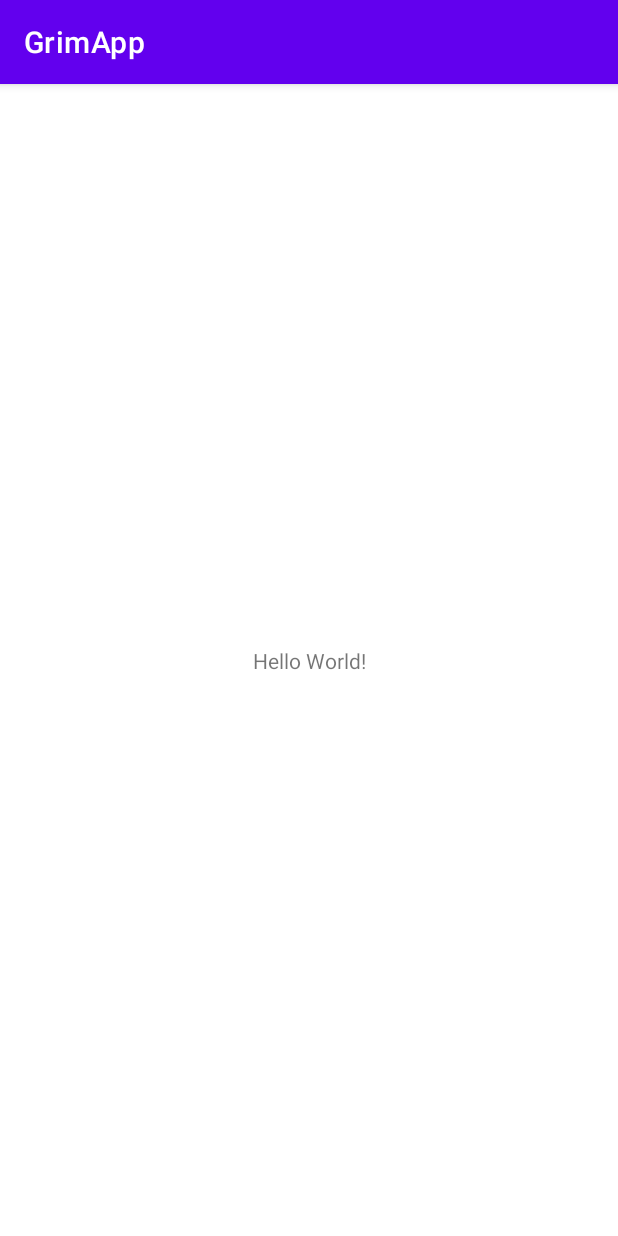
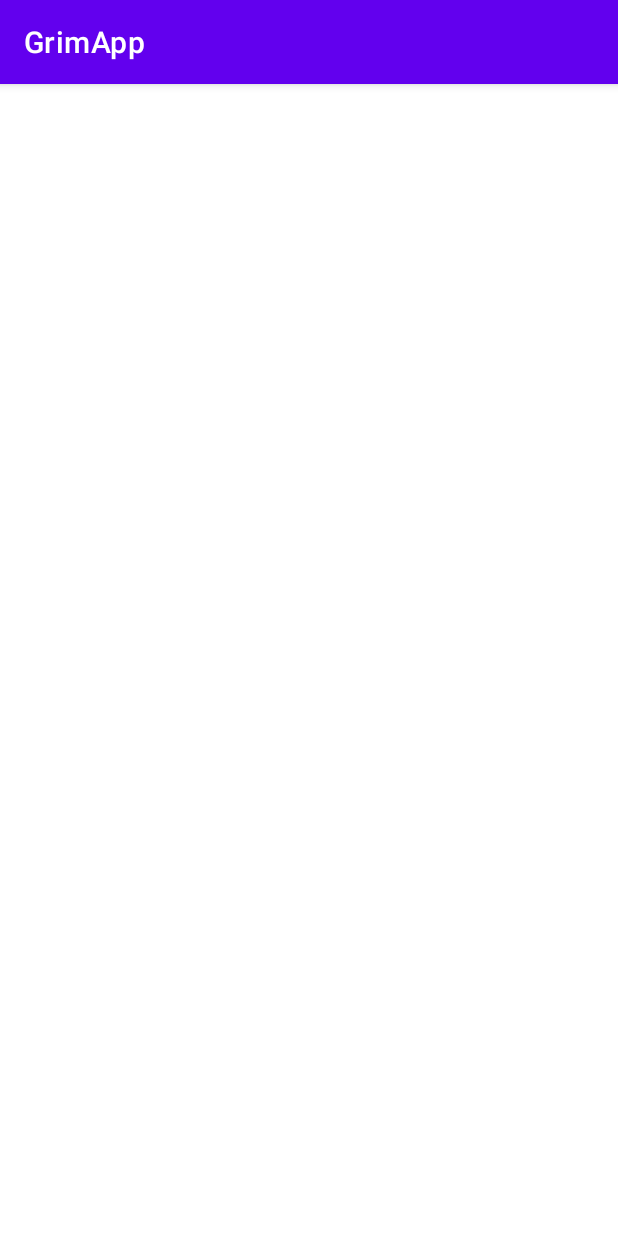
Before and after one commit to HS0204/GrimApp, an Android app: the screen it shows after launch (MainActivity), on a phone screen of 412 x 824 dp. Run offline under Robolectric (Android 15) with nearby library versions, the phone set to English and light mode, and no system bars.

Commit message:
그림 그리기

```diff
--- a/app/src/main/AndroidManifest.xml
+++ b/app/src/main/AndroidManifest.xml
@@ -15,7 +15,8 @@
         tools:targetApi="31">
         <activity
             android:name=".MainActivity"
-            android:exported="true">
+            android:exported="true"
+            android:screenOrientation="portrait">
             <intent-filter>
                 <action android:name="android.intent.action.MAIN" />
 
--- /dev/null
+++ b/app/src/main/java/com/hs/grimapp/DrawingView.kt
@@ -0,0 +1,95 @@
+package com.hs.grimapp
+
+import android.content.Context
+import android.graphics.*
+import android.util.AttributeSet
+import android.view.MotionEvent
+import android.view.View
+
+class DrawingView(context: Context, attrs: AttributeSet) : View(context, attrs) {
+
+    private var mDrawPath: CustomPath? = null
+    private var mCanvasBitmap: Bitmap? = null
+    private var mDrawPaint: Paint? = null
+    private var mCanvasPaint: Paint? = null
+    private var mBrushSize: Float = 0f
+    private var color = Color.BLACK
+    private var canvas: Canvas? = null
+
+    init {
+        setUpDrawing()
+    }
+
+    private fun setUpDrawing() {
+        mDrawPath = CustomPath(color, mBrushSize)
+
+        mDrawPaint = Paint()
+        mDrawPaint!!.color = color
+        mDrawPaint!!.style = Paint.Style.STROKE
+        mDrawPaint!!.strokeJoin = Paint.Join.ROUND
+        mDrawPaint!!.strokeCap = Paint.Cap.ROUND
+
+        mCanvasPaint = Paint(Paint.DITHER_FLAG)
+
+        mBrushSize = 20f
+    }
+
+    override fun onSizeChanged(w: Int, h: Int, oldw: Int, oldh: Int) {
+        super.onSizeChanged(w, h, oldw, oldh)
+        mCanvasBitmap = Bitmap.createBitmap(w, h, Bitmap.Config.ARGB_8888)
+
+        canvas = Canvas(mCanvasBitmap!!)
+    }
+
+    override fun onDraw(canvas: Canvas?) {
+        super.onDraw(canvas)
+        canvas?.drawBitmap(mCanvasBitmap!!, 0f, 0f, mCanvasPaint)
+
+        if (!mDrawPath!!.isEmpty) {
+            mDrawPaint!!.strokeWidth = mDrawPath!!.brushThickness
+            mDrawPaint!!.color = mDrawPath!!.color
+
+            canvas?.drawPath(mDrawPath!!, mDrawPaint!!)
+        }
+    }
+
+    override fun onTouchEvent(event: MotionEvent?): Boolean {
+        val touchX = event?.x
+        val touchY = event?.y
+
+        when(event?.action) {
+            MotionEvent.ACTION_DOWN -> {
+                // 손가락을 댔을 때
+                mDrawPath!!.color = color
+                mDrawPath!!.brushThickness = mBrushSize
+
+                mDrawPath!!.reset()
+                if (touchX != null) {
+                    if (touchY != null) {
+                        mDrawPath!!.moveTo(touchX, touchY)
+                    }
+                }
+            }
+            MotionEvent.ACTION_MOVE -> {
+                // 손가락을 대고 움직일 때
+                if (touchX != null) {
+                    if (touchY != null) {
+                        mDrawPath!!.lineTo(touchX, touchY)
+                    }
+                }
+            }
+            MotionEvent.ACTION_UP -> {
+                // 손가락을 뗐을 때
+                mDrawPath = CustomPath(color, mBrushSize)
+            }
+            else -> return false
+        }
+        invalidate()
+
+        return true
+    }
+
+    internal inner class CustomPath(var color: Int, var brushThickness: Float) : Path() {
+
+    }
+}
--- a/app/src/main/res/layout/activity_main.xml
+++ b/app/src/main/res/layout/activity_main.xml
@@ -6,10 +6,10 @@
     android:layout_height="match_parent"
     tools:context=".MainActivity">
 
-    <TextView
-        android:layout_width="wrap_content"
-        android:layout_height="wrap_content"
-        android:text="Hello World!"
+    <com.hs.grimapp.DrawingView
+        android:id="@+id/drawing_view"
+        android:layout_width="0dp"
+        android:layout_height="0dp"
         app:layout_constraintBottom_toBottomOf="parent"
         app:layout_constraintEnd_toEndOf="parent"
         app:layout_constraintStart_toStartOf="parent"
```
Also changed, not shown: app/build.gradle (+7 -0 lines), app/gradle/wrapper/gradle-wrapper.properties (added), 3 other files.
